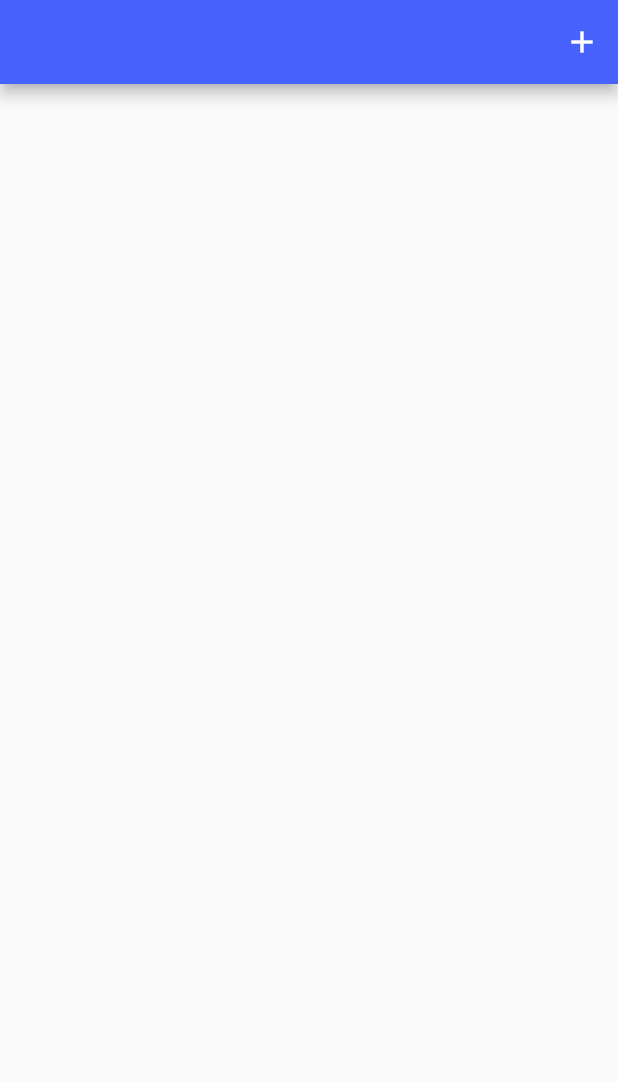
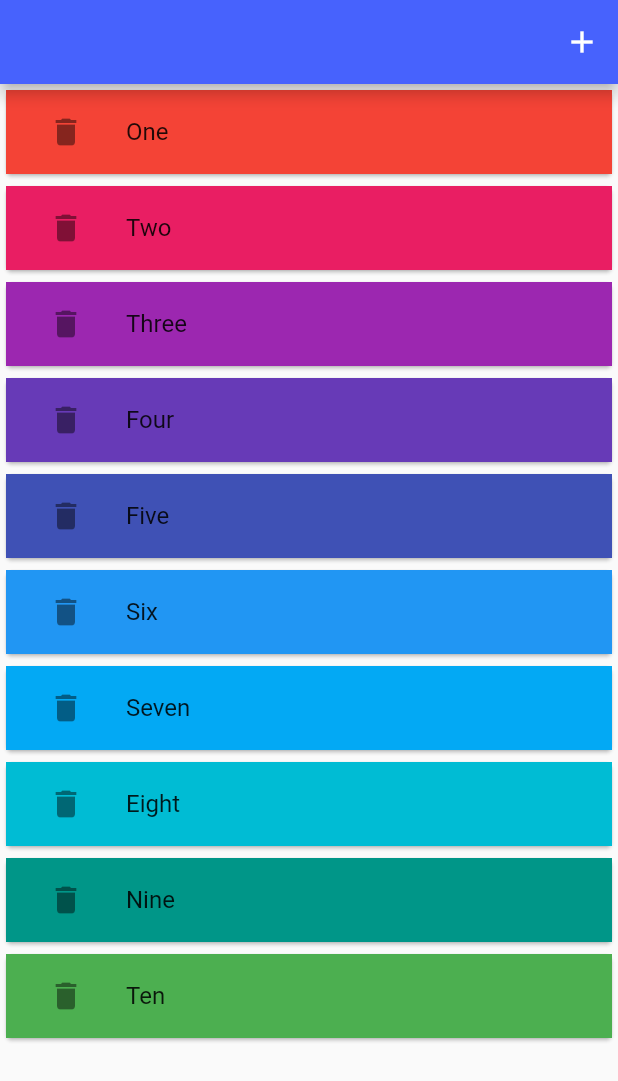
Before and after one commit to Hegazy02/tasks, a Flutter app: the screen it shows after launch, on a phone screen of 412 x 824 dp. Shown: the top 1081 px of the screen. Run offline on Flutter 3.47's test engine with Material 2 defaults, Android fonts, the phone set to English and light mode, and no system bars; our stand-ins replace flutter_staggered_animations.

```diff
--- a/lib/home.dart
+++ b/lib/home.dart
@@ -26,28 +26,37 @@ class _homePageState extends State<homePage> {
               icon: Icon(Icons.add))
         ],
       ),
-      body: AnimatedList(
-        key: animKey,
-        initialItemCount: sports.isNotEmpty ? sports.length : 0,
-        itemBuilder: (context, index, animation) {
-          return slidIt(context, index, animation, press: false);
-        },
+      body: AnimationLimiter(
+        child: AnimatedList(
+          key: animKey,
+          initialItemCount: sports.isNotEmpty ? sports.length : 0,
+          itemBuilder: (context, index, animation) {
+            return AnimationConfiguration.staggeredList(
+                position: index,
+                duration: const Duration(milliseconds: 375),
+                child: SlideAnimation(
+                    verticalOffset: 50.0,
+                    child: FadeInAnimation(
+                        child:
+                            slidIt(context, index, animation, press: false))));
+          },
+        ),
       ),
     );
   }
 }
 
 List sports = [
-  // "One",
-  // "Two",
-  // "Three",
-  // "Four",
-  // "Five",
-  // "Six",
-  // "Seven",
-  // "Eight",
-  // "Nine",
-  // "Ten"
+  "One",
+  "Two",
+  "Three",
+  "Four",
+  "Five",
+  "Six",
+  "Seven",
+  "Eight",
+  "Nine",
+  "Ten"
 ];
 Widget slidIt(BuildContext context, int index, Animation<double> animation,
     {bool? press}) {
```
